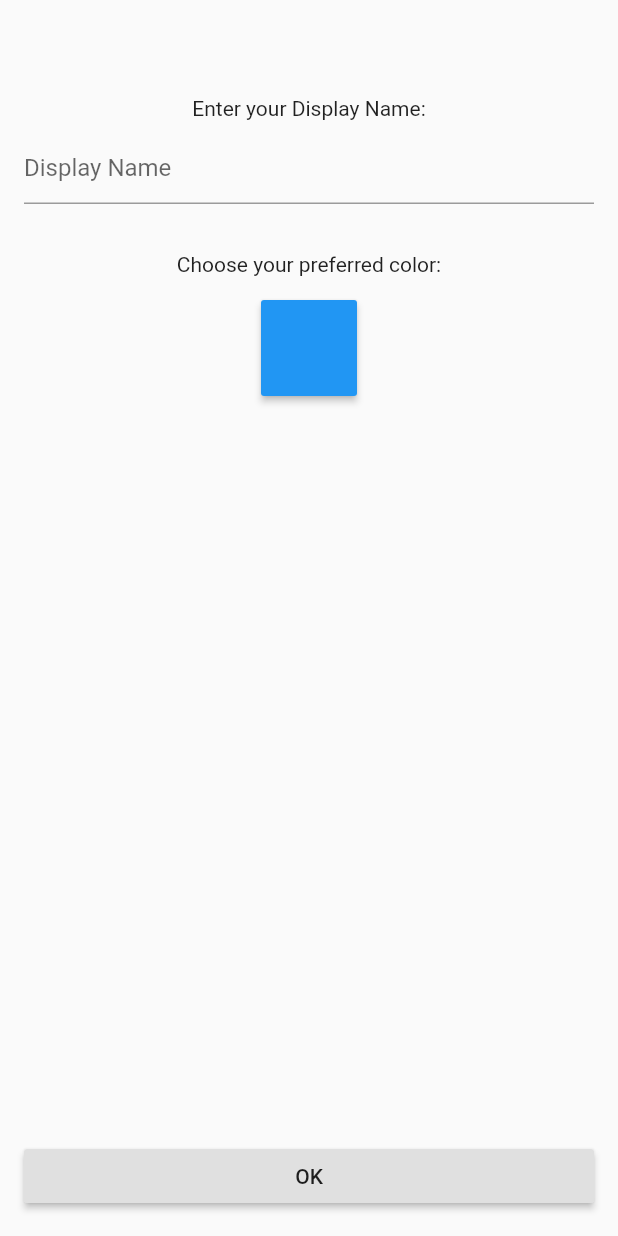
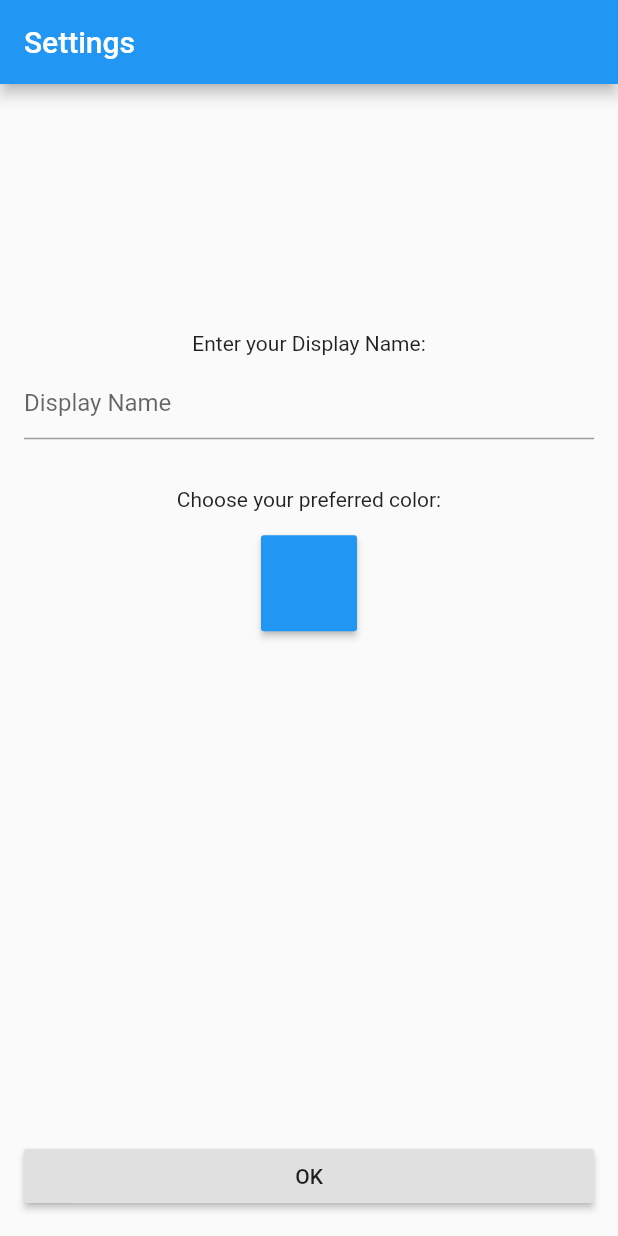
Before and after one commit to patryk-kacperski/tic_tac_toe_dart, a Flutter app: the screen it shows after launch, on a phone screen of 412 x 824 dp. Run offline on Flutter 3.47's test engine with Material 2 defaults, Android fonts, the phone set to English and light mode, and no system bars; our stand-ins replace flutter_colorpicker, shared_preferences.

Commit message:
Added navigation from start to data page

```diff
--- a/app/lib/main.dart
+++ b/app/lib/main.dart
@@ -14,7 +14,7 @@ Widget _getInitailPage() {
   if (SharedPreferencesUtil.instance.isNameSet) {
     return StartPage();
   } else {
-    return DataPage();
+    return DataPage(behavior: DataPageFinishBehavior.pushStart);
   }
 }
 
--- a/app/lib/pages/launch/data_page.dart
+++ b/app/lib/pages/launch/data_page.dart
@@ -1,10 +1,15 @@
 import 'package:example_mobile/pages/board/board_page.dart';
+import 'package:example_mobile/pages/menu/start_page.dart';
 import 'package:example_mobile/util/shared_preferences/shared_preferences_utils.dart';
 import 'package:flutter/material.dart';
 import 'package:flutter_colorpicker/flutter_colorpicker.dart';
 
+enum DataPageFinishBehavior { pushStart, pop }
+
 class DataPage extends StatefulWidget {
-  DataPage({Key key}) : super(key: key);
+  final DataPageFinishBehavior behavior;
+
+  DataPage({Key key, this.behavior}) : super(key: key);
 
   @override
   _DataPageState createState() => _DataPageState();
@@ -13,11 +18,23 @@ class DataPage extends StatefulWidget {
 class _DataPageState extends State<DataPage> {
   final TextEditingController _controller = TextEditingController();
 
-  Color currentColor = Colors.blue;
+  Color currentColor;
+
+  @override
+  void initState() {
+    currentColor = SharedPreferencesUtil.instance.color == null
+        ? Colors.blue
+        : Color(SharedPreferencesUtil.instance.color);
+    _controller.text = SharedPreferencesUtil.instance.displayName == null
+        ? ""
+        : SharedPreferencesUtil.instance.displayName;
+    super.initState();
+  }
 
   @override
   Widget build(BuildContext context) {
     return Scaffold(
+      appBar: AppBar(title: Text("Settings")),
       body: SafeArea(
         child: Stack(
           children: [
@@ -25,7 +42,7 @@ class _DataPageState extends State<DataPage> {
               padding: const EdgeInsets.symmetric(horizontal: 16.0),
               child: Column(
                 children: <Widget>[
-                  SizedBox(height: 64),
+                  SizedBox(height: MediaQuery.of(context).size.height * 0.2),
                   Text("Enter your Display Name:"),
                   SizedBox(height: 8.0),
                   TextField(
@@ -71,11 +88,18 @@ class _DataPageState extends State<DataPage> {
   void _setPlayerData(String text, BuildContext context) {
     SharedPreferencesUtil.instance.displayName = text;
     SharedPreferencesUtil.instance.color = currentColor.value;
-    Navigator.of(context).pushReplacement(
-      MaterialPageRoute(
-        builder: (context) => BoardPage(),
-      ),
-    );
+    switch (widget.behavior) {
+      case DataPageFinishBehavior.pushStart:
+        Navigator.of(context).pushReplacement(
+          MaterialPageRoute(
+            builder: (context) => StartPage(),
+          ),
+        );
+        break;
+      case DataPageFinishBehavior.pop:
+        Navigator.of(context).pop();
+        break;
+    }
   }
 
   void _showChangeColorDialog() {
```
Also changed, not shown: app/lib/pages/menu/start_page.dart (+23 -5 lines).
